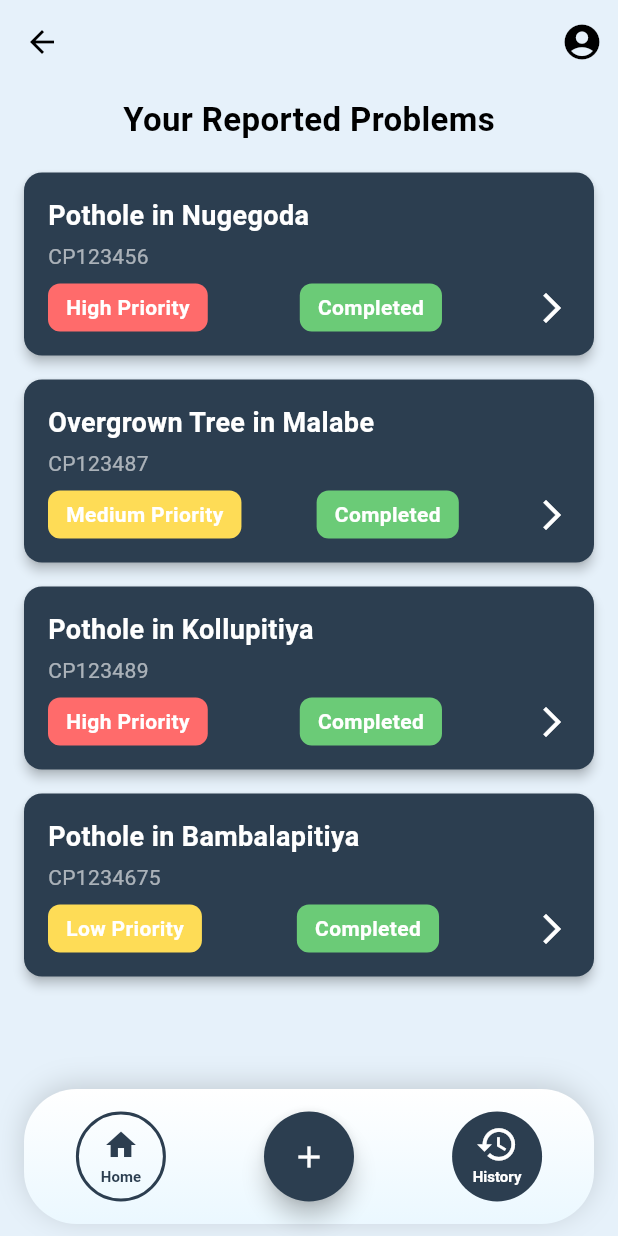
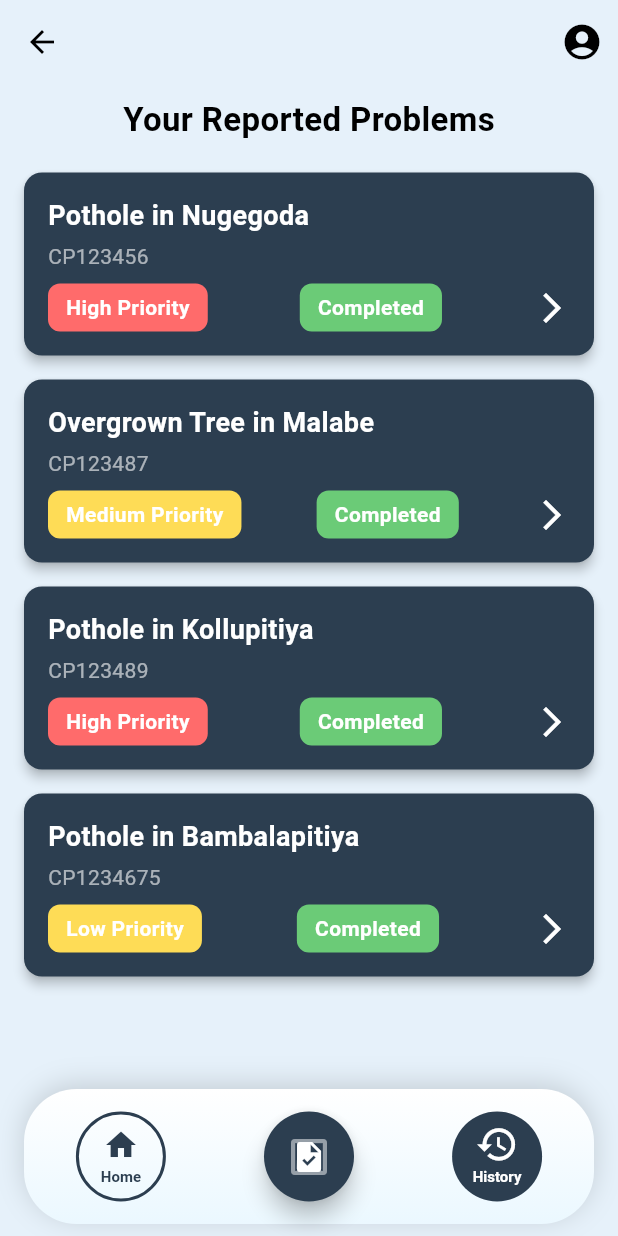
Before and after one commit to Anupakehelgamuwa2004/SDGP_G-153_Infratrack_ClientSide, a Flutter app: the GovernmentIssueScreenHigh screen opened by its route, after a tap on "History", on a phone screen of 412 x 824 dp. Run offline on Flutter 3.47's test engine with Material 3 defaults, Android fonts, the phone set to English and light mode, and no system bars.

Commit message:
fixing_commits

```diff
--- a/sdgp_infratrack_clone/lib/components/bottom_navigation.dart
+++ b/sdgp_infratrack_clone/lib/components/bottom_navigation.dart
@@ -12,12 +12,14 @@ class BottomNavigation extends StatelessWidget {
 
   @override
   Widget build(BuildContext context) {
+    // Maintain the original color.
     const navColor = Color(0xFF2C3E50);
 
     return SafeArea(
       child: Container(
         margin: const EdgeInsets.symmetric(horizontal: 16, vertical: 8),
         padding: const EdgeInsets.symmetric(horizontal: 32),
+        // Increased height from 70 to 90
         height: 90,
         decoration: BoxDecoration(
           gradient: const LinearGradient(
@@ -54,7 +56,24 @@ class BottomNavigation extends StatelessWidget {
                   Navigator.pushNamed(context, "/add_report");
                 },
                 shape: const CircleBorder(),
-                child: const Icon(Icons.add, size: 24, color: Colors.white),
+                child: Stack(
+                  alignment: Alignment.center,
+                  children: [
+                    // Background Circle
+                    Icon(
+                      Icons
+                          .check_box_outline_blank, // A simple checklist background
+                      size: 32,
+                      color: Colors.white.withOpacity(0.5),
+                    ),
+                    // Task Icon in the center
+                    const Icon(
+                      Icons.task, // Main task manager icon
+                      size: 24,
+                      color: Colors.white,
+                    ),
+                  ],
+                ),
               ),
             ),
             const SizedBox(width: 55),
@@ -62,7 +81,10 @@ class BottomNavigation extends StatelessWidget {
               icon: Icons.history,
               label: "History",
               isSelected: selectedIndex == 1,
-              onTap: () => onItemTapped(1),
+              onTap: () {
+                // Navigate to the "/history" page
+                Navigator.pushNamed(context, "/history");
+              },
               navColor: navColor,
             ),
           ],
@@ -99,7 +121,7 @@ class NavItem extends StatelessWidget {
         width: 60,
         height: 60,
         decoration: BoxDecoration(
-          color: isSelected ? navColor : const Color.fromARGB(0, 255, 255, 255),
+          color: isSelected ? navColor : Colors.transparent,
           borderRadius: BorderRadius.circular(30),
           border: isSelected ? null : Border.all(color: navColor, width: 2),
         ),
```
